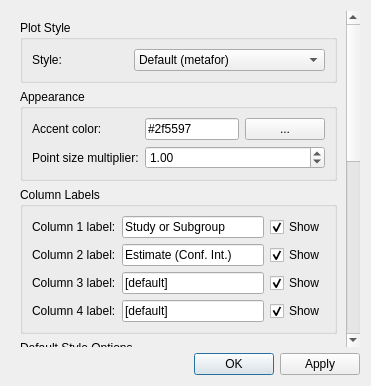
AliSalman-et-al/openmeta-analyst-community, file src/rc_metastudio/forms/edit_forest_plot.ui: the form before one commit.
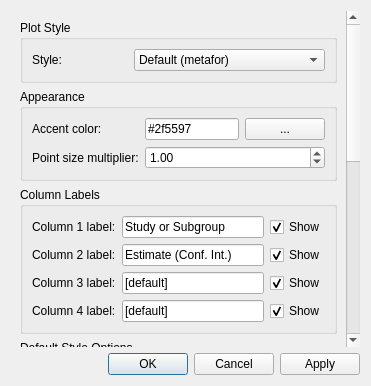
The form after the commit. Icons and pictures are not drawn.

What changed in the file:
```diff
--- a/src/rc_metastudio/forms/edit_forest_plot.ui
+++ b/src/rc_metastudio/forms/edit_forest_plot.ui
@@ -443,7 +443,7 @@
       <enum>Qt::Horizontal</enum>
      </property>
      <property name="standardButtons">
-      <set>QDialogButtonBox::Apply|QDialogButtonBox::Ok</set>
+      <set>QDialogButtonBox::Apply|QDialogButtonBox::Cancel|QDialogButtonBox::Ok</set>
      </property>
     </widget>
    </item>
```
Left out of the diff: 25 changed lines with no effect on the pictures.
